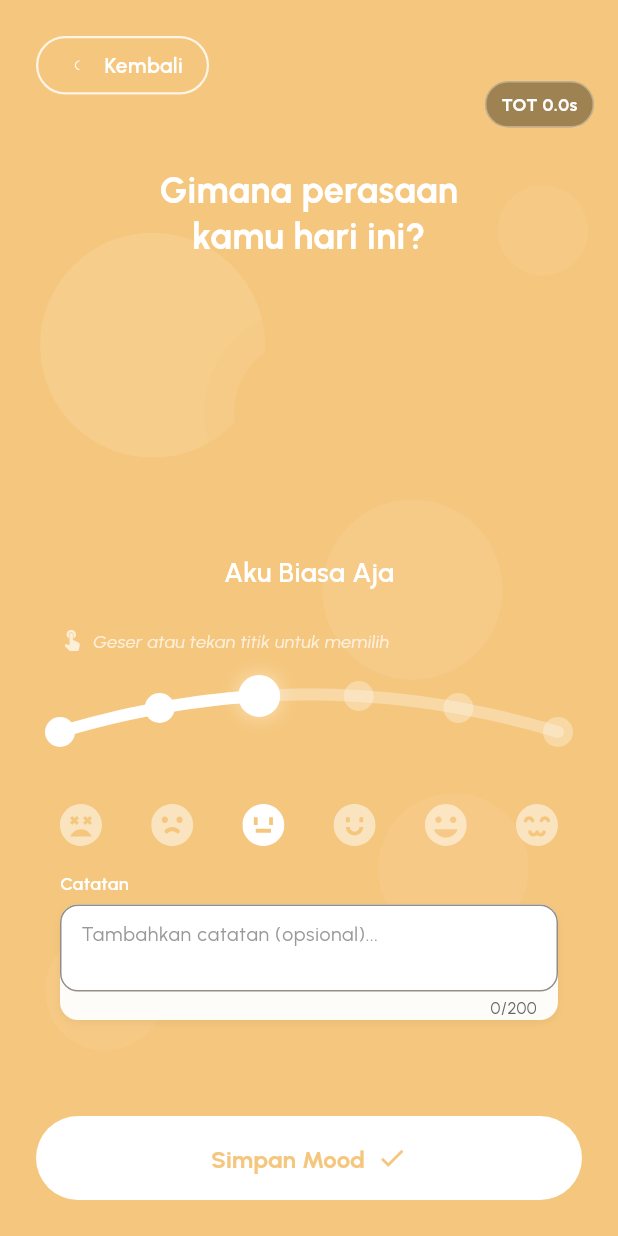
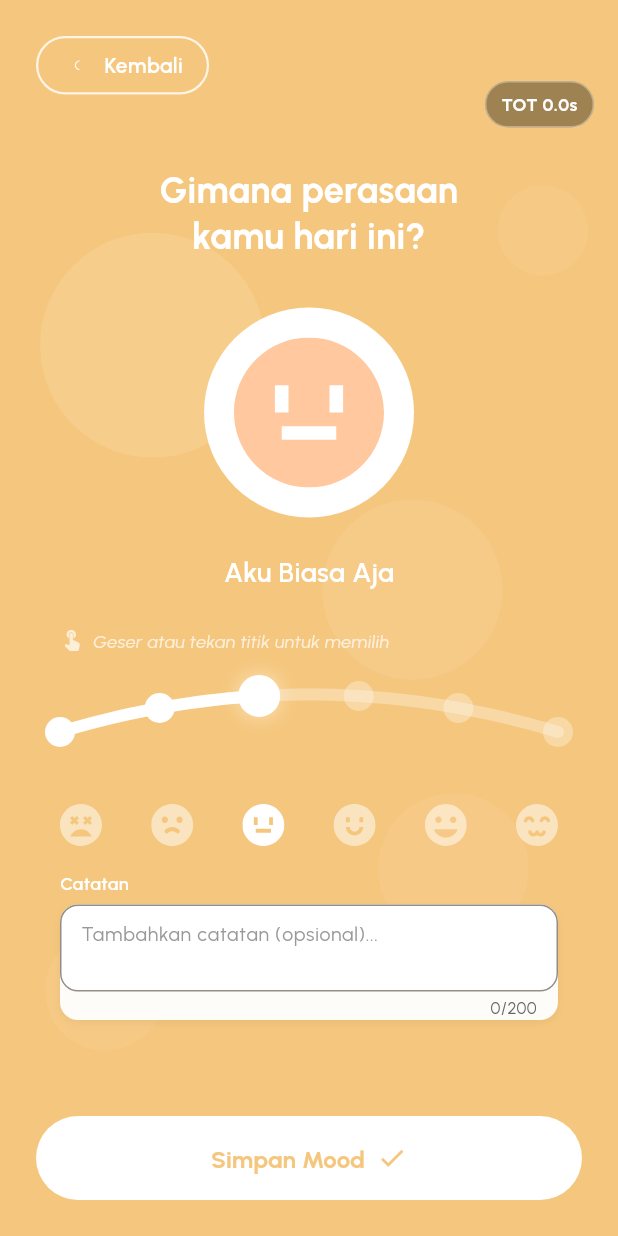
Before and after one commit to ggvndd/mindscape-flutter-ver, a Flutter app: the MoodLoggingDialog screen opened directly, on a phone screen of 412 x 824 dp. Run offline on Flutter 3.47's test engine with Material 3 defaults, Android fonts, the phone set to English and light mode, and no system bars; our stand-ins replace cloud_firestore, csv, firebase_auth, firebase_core, flutter_local_notifications, flutter_markdown and 7 more; accounts and stored records are empty; generated files the repository leaves out were written again.

Commit message:
feat: adjusted mood logging again

```diff
--- a/lib/presentation/widgets/mood_logging_dialog.dart
+++ b/lib/presentation/widgets/mood_logging_dialog.dart
@@ -70,7 +70,7 @@
       'name': 'fine',
       'display': 'Senang',
       'label': 'Aku Lagi Senang',
-      'color': Color(0xFF8B7355),
+      'color': Color(0xFFE89B7D),  // Warm coral
     },
     {
       'name': 'happy',
@@ -479,7 +479,7 @@
                         width: 140,
                         height: 140,
                         decoration: BoxDecoration(
-                          color: backgroundColor.withOpacity(0.25),
+                          color: Colors.white,
                           borderRadius: BorderRadius.circular(70),
                         ),
                         padding: const EdgeInsets.all(20),
@@ -487,10 +487,6 @@
                           'assets/logos/moods/mood_${currentMood['name']}.svg',
                           width: 100,
                           height: 100,
-                          colorFilter: ColorFilter.mode(
-                            backgroundColor,
-                            BlendMode.srcIn,
-                          ),
                         ),
                       ),
 
@@ -692,9 +688,10 @@
       ),
       // Response card
       Expanded(
-        child: SingleChildScrollView(
-          padding: const EdgeInsets.all(24),
-          child: _isLoadingResponse
+        child: Center(
+          child: SingleChildScrollView(
+            padding: const EdgeInsets.all(24),
+            child: _isLoadingResponse
               ? const Center(
                   child: Padding(
                     padding: EdgeInsets.only(top: 48),
@@ -728,6 +725,7 @@
                 ),
         ),
       ),
+          ),
       // Selesai button
       Padding(
         padding: const EdgeInsets.fromLTRB(24, 0, 24, 24),
```
